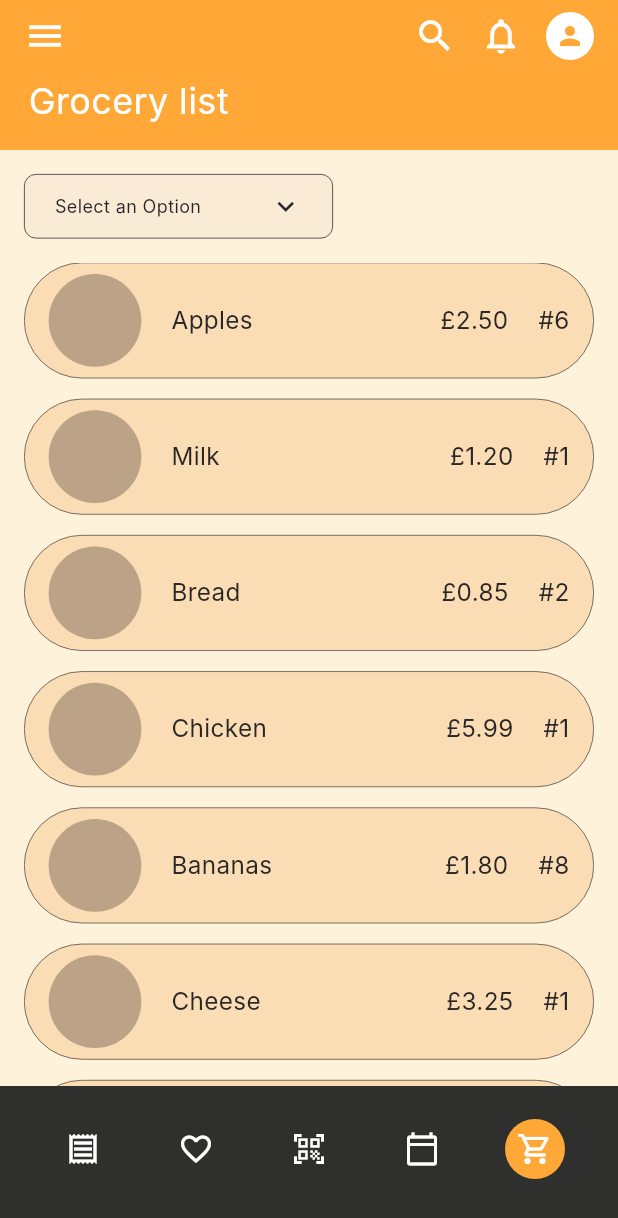
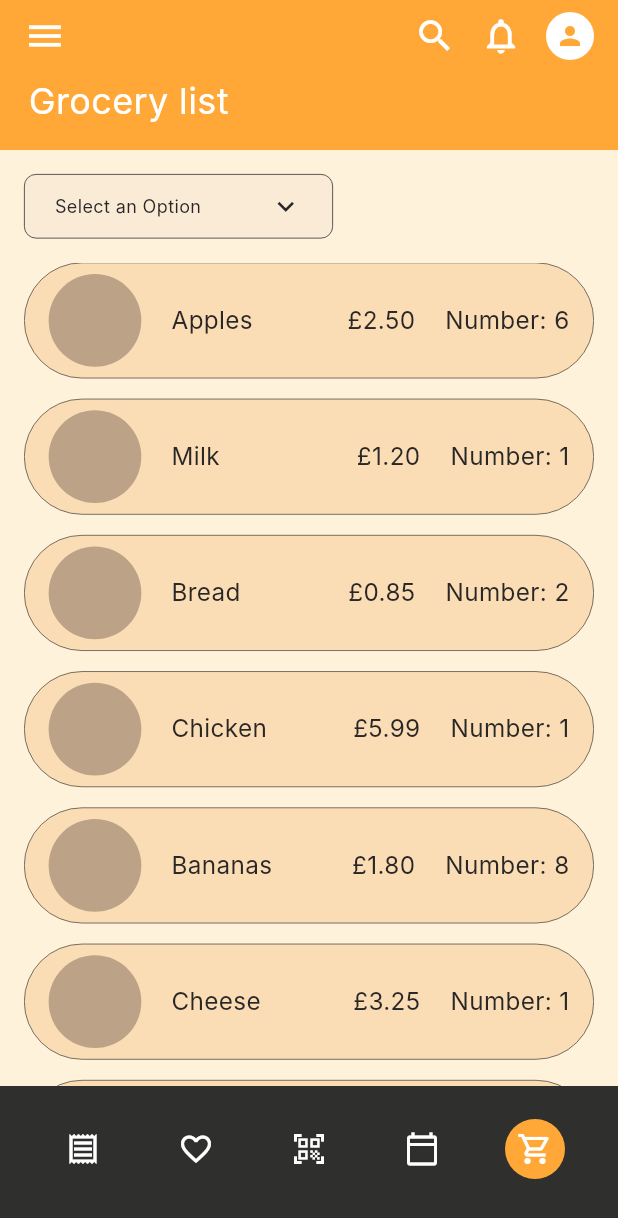
Before and after one commit to ShreyasSatish/Plated-app, a Flutter app: the GroceryListToBuy screen opened directly, on a phone screen of 412 x 824 dp. Shown: the top 1218 px of the screen. Run offline on Flutter 3.47's test engine with Material 3 defaults, Android fonts, the light colour scheme and no system bars; Roboto replaces fonts that are missing (Inter).

Commit message:
Improve readability
Changed the number display on the chips from "#" to "Number:"

```diff
--- a/plated_app_demo/lib/Screens/grocery_page.dart
+++ b/plated_app_demo/lib/Screens/grocery_page.dart
@@ -341,7 +341,7 @@
                           ),
                           const SizedBox(width: 20),
                           Text(
-                            '#${item.quantity}',
+                            'Number: ${item.quantity}',
                             style: const TextStyle(
                               color: Color(0xFF282626),
                               fontSize: 16.18,
```
